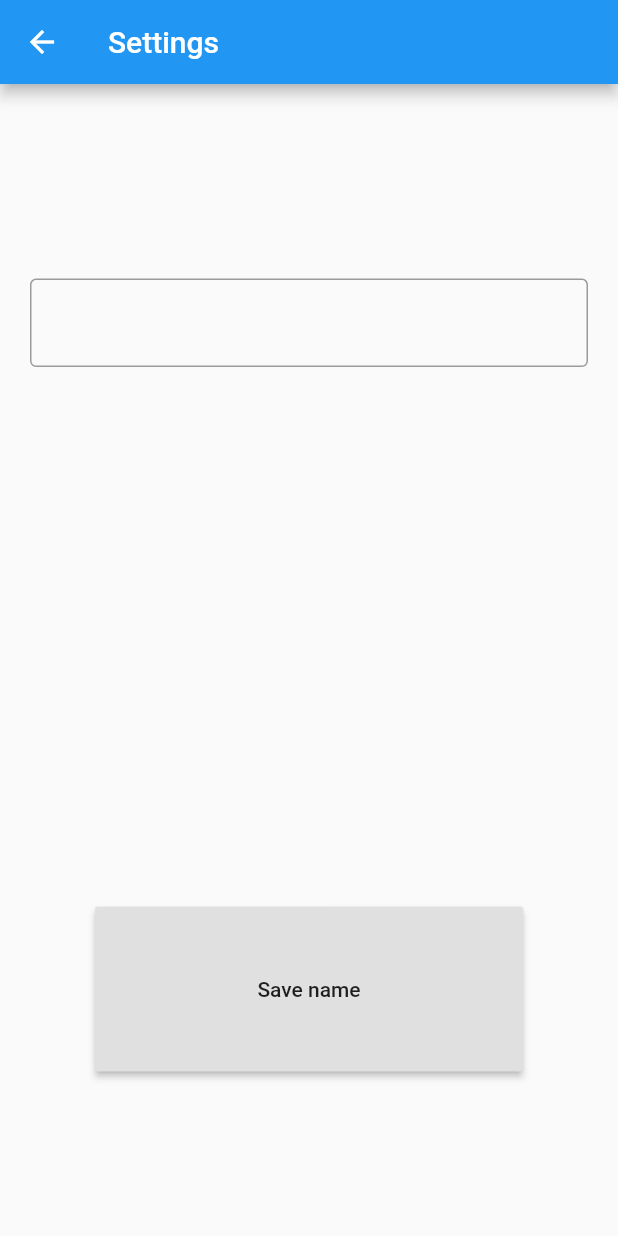
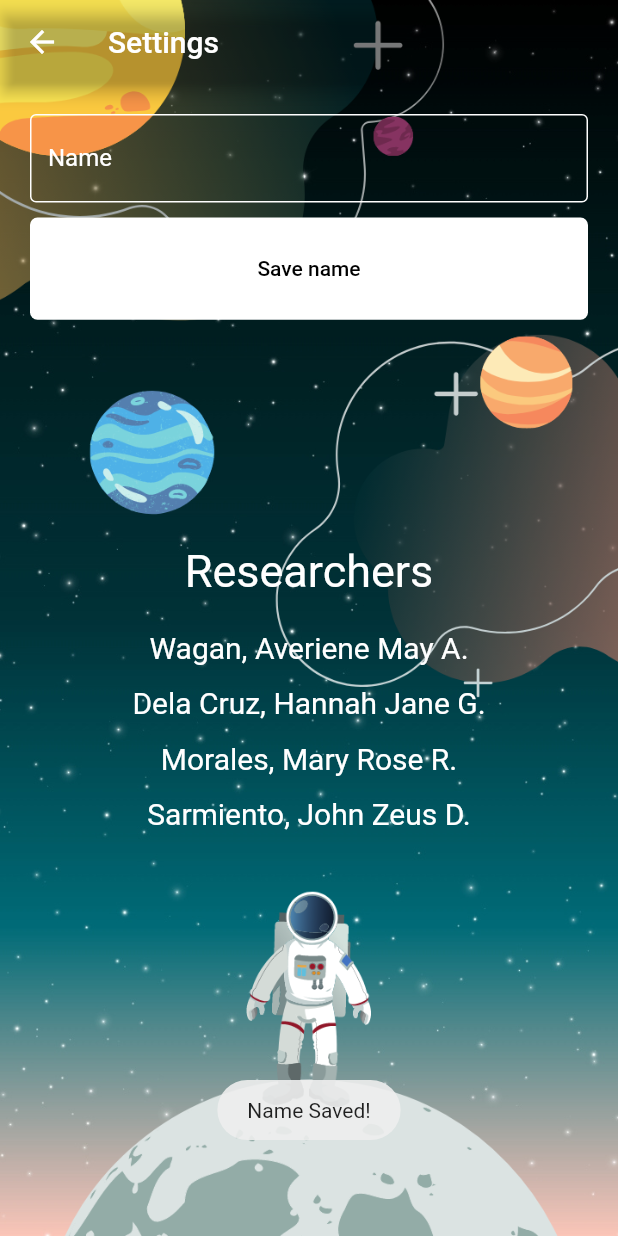
Before and after one commit to dexterjay26/Sipnayan, a Flutter app: the SettingsScreen screen opened by its route, after a tap on "Save name", on a phone screen of 412 x 824 dp. Run offline on Flutter 3.47's test engine with Material 2 defaults, Android fonts, the phone set to English and light mode, and no system bars; our stand-ins replace audioplayers, fluttertoast, shared_preferences, sqflite, youtube_player_flutter; accounts and stored records are empty.

Commit message:
final final

```diff
--- a/lib/screens/settings_screen.dart
+++ b/lib/screens/settings_screen.dart
@@ -1,5 +1,6 @@
 import 'package:flutter/material.dart';
 import 'package:shared_preferences/shared_preferences.dart';
+import 'package:fluttertoast/fluttertoast.dart';
 
 class SettingsScreen extends StatefulWidget {
   static const routeName = "/settings";
@@ -10,13 +11,16 @@ class SettingsScreen extends StatefulWidget {
 class _SettingsScreenState extends State<SettingsScreen> {
   @override
   void initState() {
-    Future.delayed(Duration.zero, () async {
+    Future.delayed(
+      Duration.zero,
+      () async {
         final prefs = await SharedPreferences.getInstance();
 
         if (prefs.containsKey('name')) {
           nameController.text = prefs.getString('name');
         }
-    });
+      },
+    );
     super.initState();
   }
 
@@ -24,44 +28,112 @@ class _SettingsScreenState extends State<SettingsScreen> {
 
   @override
   Widget build(BuildContext context) {
-    return Scaffold(
-
-      appBar: AppBar(title: Text("Settings")),
+    return SafeArea(
+      child: Container(
+        decoration: BoxDecoration(
+          image: DecorationImage(
+              image: AssetImage("assets/images/bgwosipnayan.png"),
+              fit: BoxFit.cover),
+        ),
+        child: Scaffold(
+          backgroundColor: Colors.transparent,
+          appBar: AppBar(
+            title: Text("Settings"),
+            backgroundColor: Colors.transparent,
+          ),
           body: Center(
             child: Container(
               child: Column(
                 children: [
-              Spacer(),
                   Expanded(
-                flex: 4,
+                    flex: 2,
                     child: Container(
                       margin: EdgeInsets.all(20),
-                  child: TextField(
+                      child: Column(
+                        children: [
+                          TextField(
+                            cursorColor: Colors.white,
+                            style: TextStyle(color: Colors.white),
+                            controller: nameController,
+                            decoration: new InputDecoration(
+                              enabledBorder: const OutlineInputBorder(
+                                borderSide: const BorderSide(
+                                    color: Colors.white, width: 1.0),
+                              ),
+                              labelText: 'Name',
+                              labelStyle: TextStyle(color: Colors.white),
+                            ),
+                          ),
+                          SizedBox(height: 10),
+                          AspectRatio(
+                            aspectRatio: 3 / .55,
+                            child: FlatButton(
+                              color: Colors.white,
+                              shape: RoundedRectangleBorder(
+                                borderRadius: BorderRadius.circular(5),
+                              ),
+                              onPressed: () async {
+                                final prefs =
+                                    await SharedPreferences.getInstance();
+                                await prefs.setString(
+                                  'name',
+                                  nameController.text,
+                                );
 
-                    controller: nameController,
-                    decoration: InputDecoration(
-                      border: OutlineInputBorder(),
+                                Fluttertoast.showToast(
+                                  msg: "Name Saved!",
+                                  toastLength: Toast.LENGTH_SHORT,
+                                  gravity: ToastGravity.SNACKBAR,
+                                );
+                              },
+                              child: Text(
+                                "Save name",
+                                style: TextStyle(
+                                  color: Colors.black,
                                 ),
                               ),
                             ),
                           ),
+                        ],
+                      ),
+                    ),
+                  ),
                   Expanded(
-                flex: 1,
-                  child: AspectRatio(
-                    aspectRatio: 13/5,
-                                      child: RaisedButton(
-                onPressed: () async {
-                    final prefs = await SharedPreferences.getInstance();
-                    await prefs.setString('name', nameController.text);
-                },
-                child: Text("Save name"),
+                    flex: 3,
+                    child: Container(
+                      child: Column(
+                        mainAxisAlignment: MainAxisAlignment.start,
+                        children: [
+                          textBuilder("Researchers", true),
+                          textBuilder("Wagan, Averiene May A."),
+                          textBuilder("Dela Cruz, Hannah Jane G."),
+                          textBuilder("Morales, Mary Rose R."),
+                          textBuilder("Sarmiento, John Zeus D."),
+                        ],
                       ),
-                  )),
-              Spacer()
+                    ),
+                  )
                 ],
+              ),
+            ),
           ),
         ),
       ),
     );
   }
+
+  Widget textBuilder(String text, [bool isHeader]) {
+    return Container(
+      margin: isHeader == null
+          ? EdgeInsets.symmetric(vertical: 7)
+          : EdgeInsets.only(bottom: 15),
+      child: Text(
+        text,
+        style: TextStyle(
+          color: Colors.white,
+          fontSize: isHeader == null ? 20 : 30,
+        ),
+      ),
+    );
   }
+}
--- a/lib/screens/splash_screen.dart
+++ b/lib/screens/splash_screen.dart
@@ -10,9 +10,9 @@ class SplashScreen extends StatefulWidget {
 }
 
 class _SplashScreenState extends State<SplashScreen> {
+  var isSetName = false;
   @override
   void initState() {
-    var isSetName = false;
     Future.delayed(Duration.zero, () async {
       final prefs = await SharedPreferences.getInstance();
 
--- a/pubspec.yaml
+++ b/pubspec.yaml
@@ -64,6 +64,10 @@ flutter:
     - assets/images/pbutton.png
     - assets/images/settings.png
     - assets/images/start.png
+    - assets/images/continues.png
+    - assets/images/leaderboard.png
+    - assets/images/learn.png
+    - assets/images/startquiz.png
   #   - images/a_dot_ham.jpeg
 
   # An image asset can refer to one or more resolution-specific "variants", see
```
Also changed, not shown: lib/screens/home_page.dart (+14 -15 lines), lib/screens/home_quiz.dart (+19 -2 lines), lib/screens/learn_home_screen.dart (+20 -3 lines), lib/screens/quiz_screen.dart (+44 -23 lines), assets/images/continues.png (added), assets/images/exit.png, assets/images/leaderboard.png (added), assets/images/learn.png (added), assets/images/settings.png, assets/images/startquiz.png (added). Lines whose indentation alone changed are shown as unchanged.
